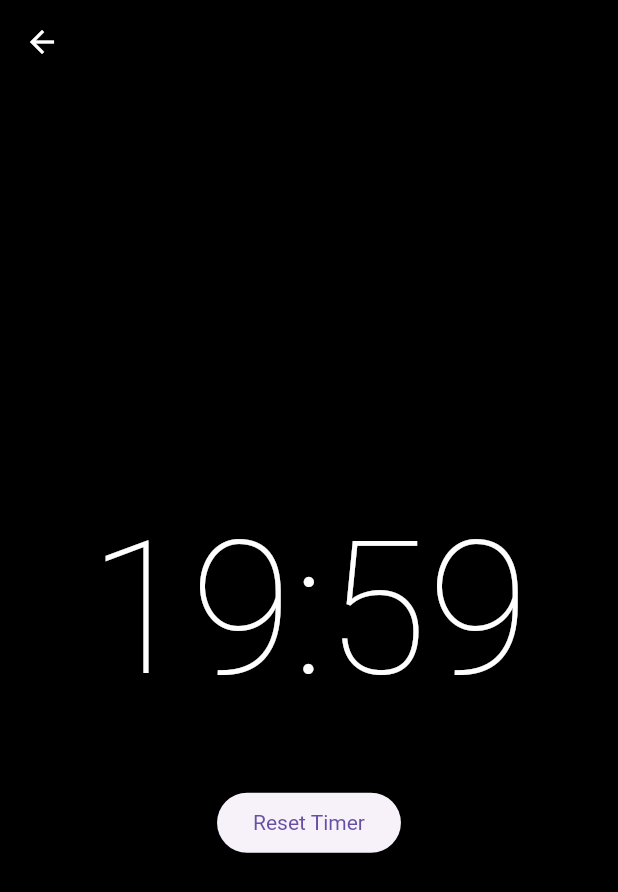
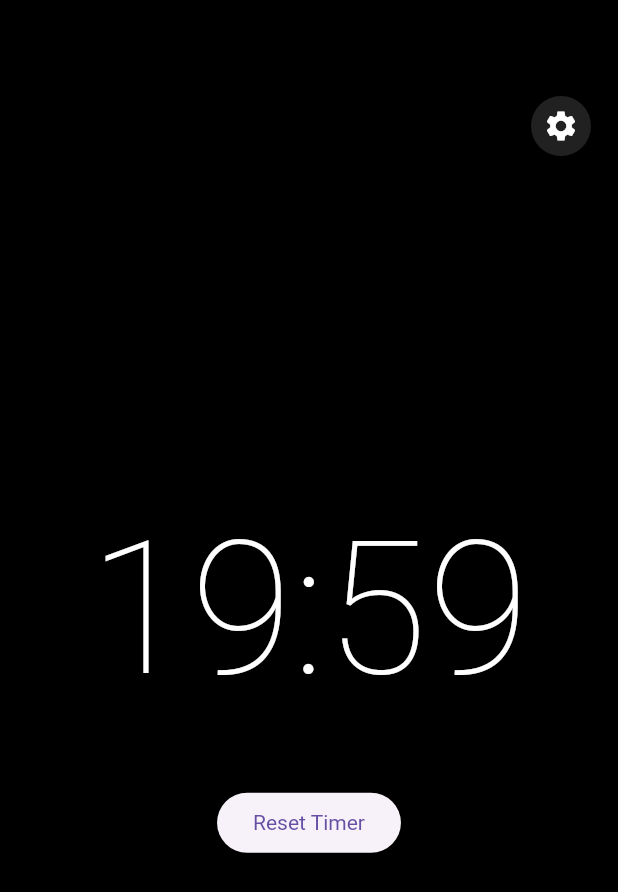
Before and after one commit to ask-org/pomo-timer, a Flutter app: the screen it shows after launch, after a tap on an icon or button, on a phone screen of 412 x 824 dp. Shown: the top 892 px of the screen. Run offline on Flutter 3.47's test engine with Material 3 defaults, Android fonts, the phone set to English and light mode, and no system bars; our stand-ins replace shared_preferences.

Commit message:
UI work started

```diff
--- a/lib/time.dart
+++ b/lib/time.dart
@@ -70,24 +70,12 @@ class _TimerPageState extends State<TimerPage> {
     return Scaffold(
       appBar: AppBar(
         backgroundColor: Colors.transparent,
-        leading: IconButton(
-          icon: Icon(
-            Icons.arrow_back,
-            color: Colors.white,
-          ),
-          onPressed: () {
-            Navigator.push(
-              context,
-              MaterialPageRoute(
-                builder: (context) => AddTask(),
-              ),
-            );
-          },
-        ),
       ),
       backgroundColor:
           _isTimerRunning ? Colors.black : Color.fromARGB(255, 35, 43, 43),
-      body: Center(
+      body: Stack(
+        children: [
+          Center(
             child: Column(
               mainAxisAlignment: MainAxisAlignment.center,
               children: [
@@ -119,6 +107,29 @@ class _TimerPageState extends State<TimerPage> {
               ],
             ),
           ),
+          Positioned(
+            right: 10,
+            child: IconButton(
+              icon: CircleAvatar(
+                backgroundColor: Colors.grey[900],
+                radius: 20,
+                child: const Icon(
+                  Icons.settings,
+                  color: Colors.white,
+                ),
+              ),
+              onPressed: () {
+                Navigator.push(
+                  context,
+                  MaterialPageRoute(
+                    builder: (context) => const AddTask(),
+                  ),
+                );
+              },
+            ),
+          ),
+        ],
+      ),
     );
   }
 }
```
Lines whose indentation alone changed are shown as unchanged.
